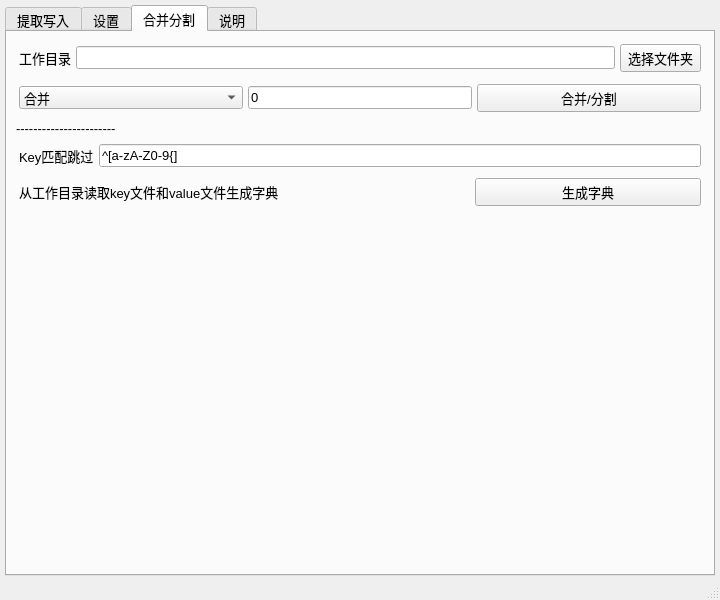
Above: ui_mainWindow.ui from satan53x/SExtractor before the change. Below: the same form after it.
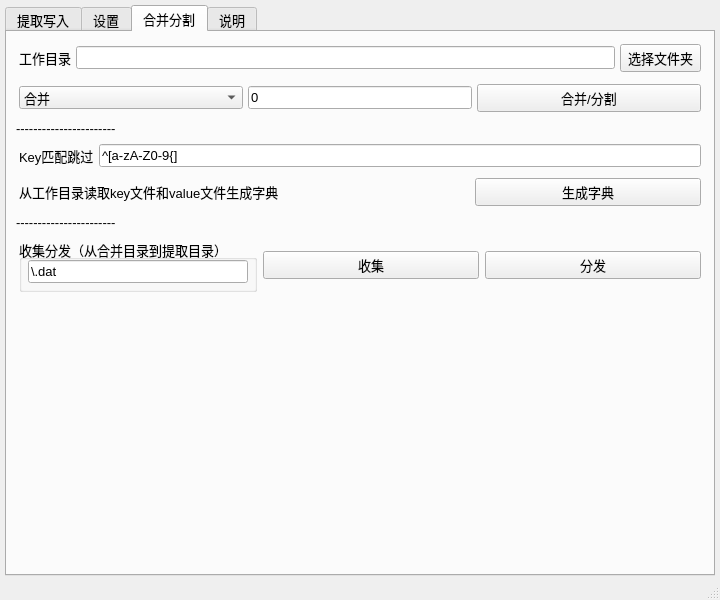
That is the form after the change. The open tabs and pages were chosen to show the change.

The edit to the form file:
```diff
--- a/ui_mainWindow.ui
+++ b/ui_mainWindow.ui
@@ -762,6 +762,76 @@
           </layout>
          </widget>
         </item>
+        <item>
+         <widget class="QLabel" name="label_6">
+          <property name="text">
+           <string>-----------------------</string>
+          </property>
+         </widget>
+        </item>
+        <item>
+         <widget class="QWidget" name="widget_12" native="true">
+          <layout class="QHBoxLayout" name="horizontalLayout_15" stretch="1,1,1">
+           <property name="spacing">
+            <number>6</number>
+           </property>
+           <property name="leftMargin">
+            <number>3</number>
+           </property>
+           <property name="topMargin">
+            <number>3</number>
+           </property>
+           <property name="rightMargin">
+            <number>3</number>
+           </property>
+           <item>
+            <widget class="QGroupBox" name="groupBox_4">
+             <property name="title">
+              <string>收集分发（从合并目录到提取目录）</string>
+             </property>
+             <layout class="QHBoxLayout" name="horizontalLayout_16">
+              <property name="spacing">
+               <number>6</number>
+              </property>
+              <property name="leftMargin">
+               <number>6</number>
+              </property>
+              <property name="topMargin">
+               <number>0</number>
+              </property>
+              <property name="rightMargin">
+               <number>6</number>
+              </property>
+              <property name="bottomMargin">
+               <number>6</number>
+              </property>
+              <item>
+               <widget class="QLineEdit" name="collectEdit">
+                <property name="text">
+                 <string>\.dat</string>
+                </property>
+               </widget>
+              </item>
+             </layout>
+            </widget>
+           </item>
+           <item>
+            <widget class="QPushButton" name="collectButton">
+             <property name="text">
+              <string>收集</string>
+             </property>
+            </widget>
+           </item>
+           <item>
+            <widget class="QPushButton" name="distButton">
+             <property name="text">
+              <string>分发</string>
+             </property>
+            </widget>
+           </item>
+          </layout>
+         </widget>
+        </item>
         <item>
          <spacer name="verticalSpacer_2">
           <property name="orientation">
```
